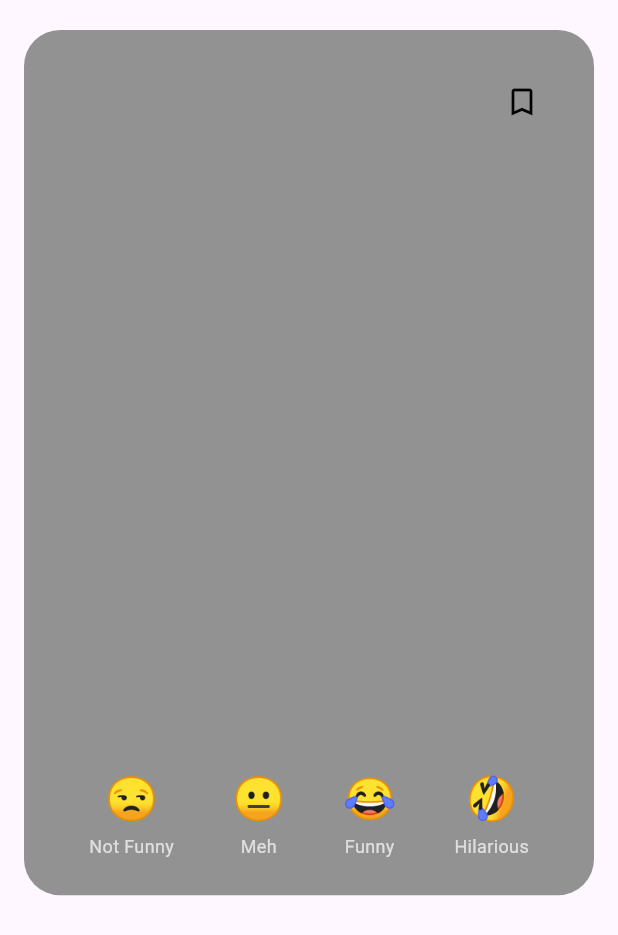
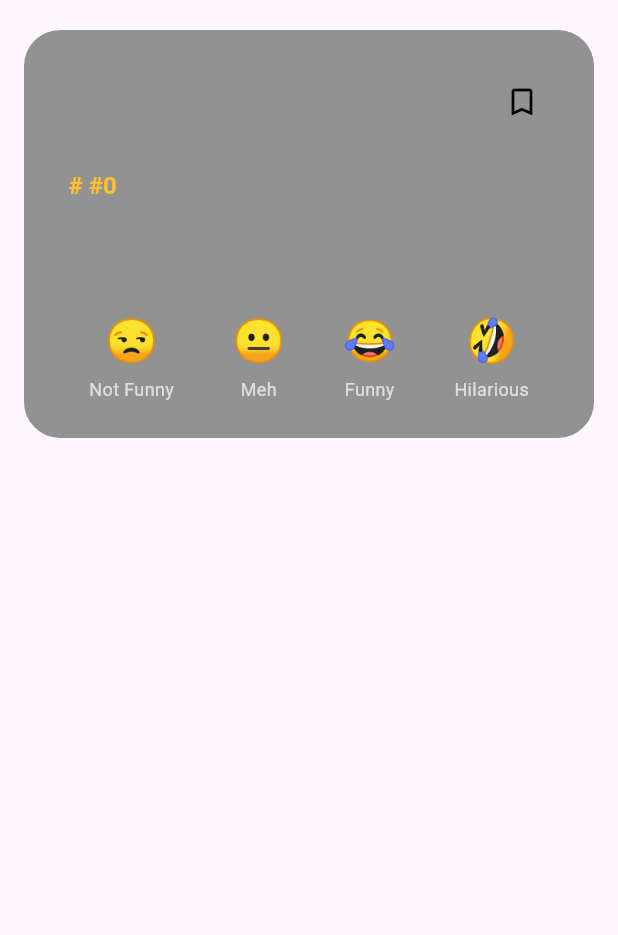
Before and after one commit to Glesebochu/Hodien, a Flutter app: the PostCard widget shown alone on an empty page, opened directly with empty values, on a phone screen of 412 x 824 dp. Shown: the top 935 px of the screen. Run offline on Flutter 3.47's test engine with Material 3 defaults, Android fonts, the phone set to English and light mode, and no system bars; our stand-ins replace cloud_firestore, firebase_auth, firebase_core, google_fonts; missing offline and left inert: shadcn_flutter, translator; accounts and stored records are empty; statements that could not run were skipped.

Commit message:
UI enhancement across pages

```diff
--- a/frontend/lib/main.dart
+++ b/frontend/lib/main.dart
@@ -10,6 +10,7 @@ import 'pages/settings.dart';
 import 'utils/utils.dart';
 import './services/user_service.dart';
 import 'package:shadcn_flutter/shadcn_flutter.dart' as shadcn;
+import 'theme.dart';
 
 Future main() async {
   WidgetsFlutterBinding.ensureInitialized();
@@ -36,8 +37,22 @@ Future main() async {
 
 final navigatorKey = GlobalKey<NavigatorState>();
 
-class MainApp extends StatelessWidget {
+class MainApp extends StatefulWidget {
   const MainApp({super.key});
+
+  @override
+  State<MainApp> createState() => _MainAppState();
+}
+
+class _MainAppState extends State<MainApp> {
+  bool isDarkMode = false;
+
+  void toggleTheme() {
+    setState(() {
+      isDarkMode = !isDarkMode;
+    });
+  }
+
   @override
   Widget build(BuildContext context) {
     return MaterialApp(
@@ -45,8 +60,12 @@ class MainApp extends StatelessWidget {
       debugShowCheckedModeBanner: false,
       navigatorKey: navigatorKey,
       scaffoldMessengerKey: Utils.messengerKey,
+      theme: ThemeData.light(),
+      darkTheme: ThemeData.dark(),
+      themeMode: isDarkMode ? ThemeMode.dark : ThemeMode.light,
       routes: {
-        '/home': (context) => Home(),
+        '/home':
+            (context) => Home(toggleTheme: toggleTheme, isDarkMode: isDarkMode),
         '/settings': (context) => const SettingsPage(),
         '/humorTest': (context) => HumorTestScreen(),
       },
@@ -59,7 +78,6 @@ class MainApp extends StatelessWidget {
             } else if (snapshot.hasError) {
               return Center(child: Text('something went wrong'));
             } else if (snapshot.hasData) {
-              // User is logged in, check if humor profile exists
               return FutureBuilder<bool>(
                 future: UserService().checkHumorProfileExists(),
                 builder: (context, profileSnapshot) {
@@ -68,10 +86,12 @@ class MainApp extends StatelessWidget {
                     return const Center(child: CircularProgressIndicator());
                   } else if (profileSnapshot.hasError ||
                       !(profileSnapshot.data ?? false)) {
-                    // Profile doesn't exist, send to test
                     return HumorTestScreen();
                   } else {
-                    return Home(); // Profile exists
+                    return Home(
+                      toggleTheme: toggleTheme,
+                      isDarkMode: isDarkMode,
+                    );
                   }
                 },
               );
--- a/frontend/lib/pages/post_card.dart
+++ b/frontend/lib/pages/post_card.dart
@@ -62,6 +62,73 @@ class _PostCardState extends State<PostCard> {
     widget.humorProfile.updateFromReaction(currentHumorType, reactionType);
   }
 
+  String toSentenceCase(String text) {
+    if (text.isEmpty) return text;
+
+    // Ensure consistent spacing after periods
+    text = text.trim().replaceAll(RegExp(r'\s+'), ' ');
+
+    final buffer = StringBuffer();
+    bool capitalizeNext = true;
+
+    for (int i = 0; i < text.length; i++) {
+      final char = text[i];
+
+      if (capitalizeNext && RegExp(r'[a-zA-Z]').hasMatch(char)) {
+        buffer.write(char.toUpperCase());
+        capitalizeNext = false;
+      } else {
+        buffer.write(char);
+      }
+
+      if (char == '.' || char == '!' || char == '?') {
+        capitalizeNext = true;
+      }
+    }
+
+    return buffer.toString();
+  }
+
+  String toTitleCase(String text) {
+    if (text.isEmpty) return text;
+
+    return text
+        .toLowerCase()
+        .split(' ')
+        .map(
+          (word) =>
+              word.isNotEmpty
+                  ? '${word[0].toUpperCase()}${word.substring(1)}'
+                  : '',
+        )
+        .join(' ');
+  }
+
+  double estimateCardHeight1(String text) {
+    int wordCount = text.split(' ').length;
+    if (wordCount < 10) return 0.3;
+    if (wordCount < 13) return 0.33;
+    if (wordCount < 16) return 0.36;
+    if (wordCount < 19) return 0.39;
+    if (wordCount < 24) return 0.42;
+    if (wordCount < 30) return 0.45;
+    if (wordCount < 35) return 0.5;
+    return 0.52;
+  }
+
+  double estimateCardHeight(String text) {
+    int charCount = text.length;
+
+    if (charCount < 70) return 0.33;
+    if (charCount < 90) return 0.37;
+    if (charCount < 120) return 0.42;
+    if (charCount < 150) return 0.46;
+    if (charCount < 200) return 0.5;
+    if (charCount < 250) return 0.52;
+    if (charCount < 300) return 0.55;
+    return 0.58;
+  }
+
   @override
   Widget build(BuildContext context) {
     final isDarkMode = Theme.of(context).brightness == Brightness.dark;
@@ -78,7 +145,10 @@ class _PostCardState extends State<PostCard> {
                   : const Color.fromARGB(255, 147, 146, 146),
           borderRadius: BorderRadius.circular(24),
         ),
-        height: MediaQuery.of(context).size.height * 0.7,
+        height:
+            MediaQuery.of(context).size.height *
+            (estimateCardHeight(widget.jokeData['text'])),
+        //height: estimateCardHeight(widget.jokeData['text']),
         child: Column(
           crossAxisAlignment: CrossAxisAlignment.start,
           children: [
@@ -103,12 +173,28 @@ class _PostCardState extends State<PostCard> {
             const SizedBox(height: 8),
             Expanded(
               child: SingleChildScrollView(
-                child: Text(
-                  widget.jokeData['text'], // Display the joke text
-                  style: TextStyle(
-                    fontSize: 23,
-                    color: isDarkMode ? Colors.white : Colors.black,
-                    height: 1.6,
+                child: RichText(
+                  text: TextSpan(
+                    children: [
+                      TextSpan(
+                        text: toSentenceCase(widget.jokeData['text']) + ' ',
+                        style: TextStyle(
+                          fontSize: 23,
+                          color: isDarkMode ? Colors.white : Colors.black,
+                          height: 1.6,
+                        ),
+                      ),
+                      TextSpan(
+                        text:
+                            '#${widget.jokeData['humorType']} #${widget.jokeData['humorScore']}',
+                        style: TextStyle(
+                          fontSize: 16, // Smaller than main text
+                          color: Colors.yellow[700], // Yellow hashtag
+                          height: 1.6,
+                          fontWeight: FontWeight.bold,
+                        ),
+                      ),
+                    ],
                   ),
                 ),
               ),
```
Also changed, not shown: frontend/lib/pages/favorite_content.dart (+69 -9 lines), frontend/lib/pages/home.dart (+45 -17 lines), frontend/lib/pages/humorTest.dart (+11 -1 lines), frontend/lib/services/engine.dart (+30 -14 lines).
